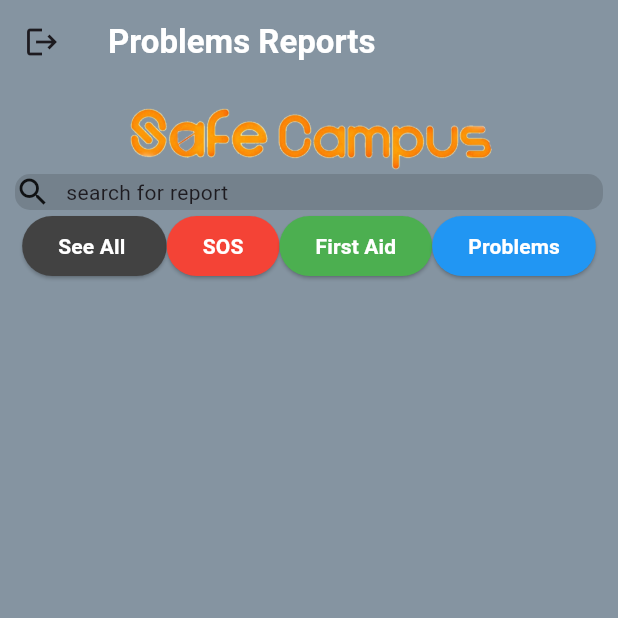
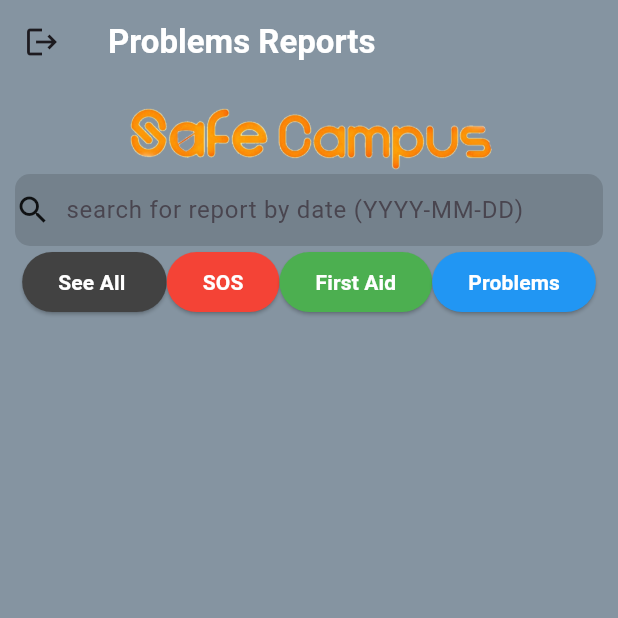
Before and after one commit to OmarMost/gis, a Flutter app: the Home_Manger screen opened directly, after a tap on "Problems", on a phone screen of 412 x 824 dp, the top half of it. Run offline on Flutter 3.47's test engine with Material 3 defaults, Android fonts, the phone set to English and light mode, and no system bars; our stand-ins replace cloud_firestore, firebase_auth, firebase_core, firebase_storage, geolocator, google_maps_flutter and 2 more; accounts and stored records are empty; Roboto replaces fonts that are missing (DidactGothic-Regular).

Commit message:
DoneSearch

```diff
--- a/lib/Screens/MangerScreens/homeMPROBLEM.dart
+++ b/lib/Screens/MangerScreens/homeMPROBLEM.dart
@@ -17,7 +17,15 @@ String? titel;
 String? description;
 String? sec_name;
 
-class Home_MangerP extends StatelessWidget {
+class Home_MangerP extends StatefulWidget {
+  @override
+  _Home_MangerPState createState() => _Home_MangerPState();
+}
+
+class _Home_MangerPState extends State<Home_MangerP> {
+  TextEditingController searchController = TextEditingController();
+  String searchDate = "";
+
   @override
   Widget build(BuildContext context) {
     return Scaffold(
@@ -67,9 +75,19 @@ class Home_MangerP extends StatelessWidget {
                   SizedBox(
                     width: 10,
                   ),
-                  Text(
-                    'search for report ',
-                    style: TextStyle(),
+                  Expanded(
+                    child: TextField(
+                      controller: searchController,
+                      decoration: InputDecoration(
+                        border: InputBorder.none,
+                        hintText: 'search for report by date (YYYY-MM-DD)',
+                      ),
+                      onChanged: (value) {
+                        setState(() {
+                          searchDate = value;
+                        });
+                      },
+                    ),
                   ),
                 ],
               ),
@@ -151,8 +169,8 @@ class Home_MangerP extends StatelessWidget {
 
                       // هناااا الشرط الي هنحدد فيه الريبورتات الي هتتعرض
                       final filteredReports = reports
-                          .where(
-                              (report) => report['Type'] == 'Report A Problem')
+                          .where((report) => report['Type'] == 'Report A Problem')
+                          .where((report) => searchDate.isEmpty || report['Date'].toString().contains(searchDate))
                           .toList();
 
                       return ListView.builder(
--- a/lib/Screens/MangerScreens/home_manger.dart
+++ b/lib/Screens/MangerScreens/home_manger.dart
@@ -17,7 +17,15 @@ String? titel;
 String? description;
 String? sec_name;
 
-class Home_Manger extends StatelessWidget {
+class Home_Manger extends StatefulWidget {
+  @override
+  _Home_MangerState createState() => _Home_MangerState();
+}
+
+class _Home_MangerState extends State<Home_Manger> {
+  TextEditingController searchController = TextEditingController();
+  String searchDate = "";
+
   @override
   Widget build(BuildContext context) {
     return Scaffold(
@@ -66,9 +74,19 @@ class Home_Manger extends StatelessWidget {
                   SizedBox(
                     width: 10,
                   ),
-                  Text(
-                    'search for report ',
-                    style: TextStyle(),
+                  Expanded(
+                    child: TextField(
+                      controller: searchController,
+                      decoration: InputDecoration(
+                        border: InputBorder.none,
+                        hintText: 'search for report by date (YYYY-MM-DD)',
+                      ),
+                      onChanged: (value) {
+                        setState(() {
+                          searchDate = value;
+                        });
+                      },
+                    ),
                   ),
                 ],
               ),
@@ -151,6 +169,7 @@ class Home_Manger extends StatelessWidget {
                       // هناااا الشرط الي هنحدد فيه الريبورتات الي هتتعرض
                       final filteredReports = reports
                           .where((report) => report['Type'] != 'oz')
+                          .where((report) => searchDate.isEmpty || report['Date'].toString().contains(searchDate))
                           .toList();
 
                       return ListView.builder(
@@ -405,85 +424,6 @@ class Home_Manger extends StatelessWidget {
                 ),
               ),
             ),
-            // Expanded(
-            //   child: Padding(
-            //     padding: const EdgeInsets.all(1.0),
-            //     child: Row(
-            //       children: [
-            //         Expanded(
-            //           child: ListView.builder(
-            //             itemCount: 12,
-            //             scrollDirection: Axis.horizontal,
-            //             itemExtent: 200,
-            //             itemBuilder: (context, index) => Padding(
-            //               padding: const EdgeInsets.all(3.0),
-            //               child: Container(
-            //                 decoration: BoxDecoration(
-            //                   borderRadius: BorderRadius.circular(10.0),
-            //                   color: Color.fromARGB(255, 255, 255, 255),
-            //                 ),
-            //                 child: Column(
-            //                   mainAxisAlignment: MainAxisAlignment.center,
-            //                   children: [
-            //                     Center(
-            //                       child: Text(
-            //                         '$sec_name',
-            //                         style: TextStyle(
-            //                           fontSize: 18,
-            //                           fontWeight: FontWeight.bold,
-            //                         ),
-            //                       ),
-            //                     ),
-            //                     Center(
-            //                       child: CircleAvatar(
-            //                         radius: 50,
-            //                         backgroundImage: NetworkImage(
-            //                             'https://play-lh.googleusercontent.com/EX6jTQW25Tg17OrbeQJk7OjELqK0Un1RaJsYavBQKZFXMnABy2bokpHnSi2gkhVGdY9g=w240-h480-rw'),
-            //                       ),
-            //                     ),
-            //                     SizedBox(
-            //                       height: 20,
-            //                       width: 60,
-            //                     ),
-            //                     Row(
-            //                       mainAxisAlignment: MainAxisAlignment.center,
-            //                       children: [
-            //                         Text(
-            //                           'Available or busy:',
-            //                           style: TextStyle(
-            //                             fontSize: 19,
-            //                             fontWeight: FontWeight.bold,
-            //                           ),
-            //                         ),
-            //                       ],
-            //                     ),
-            //                     Image(
-            //                       width: 30,
-            //                       height: 30,
-            //                       image: AssetImage('assets/not_finshed.png'),
-            //                     ),
-            //                     SizedBox(
-            //                       height: 50,
-            //                     ),
-            //                     Text(
-            //                       'Report ID : ',
-            //                       style: TextStyle(
-            //                         fontSize: 20,
-            //                       ),
-            //                     ),
-            //                   ],
-            //                 ),
-            //               ),
-            //             ),
-            //           ),
-            //         ),
-            //         SizedBox(
-            //           width: 15,
-            //         ),
-            //       ],
-            //     ),
-            //   ),
-            // ),
           ],
         ),
       ),
```
Also changed, not shown: lib/Screens/MangerScreens/homeMFIRST.dart (+23 -4 lines), lib/Screens/MangerScreens/homeMSOS.dart (+23 -4 lines).
